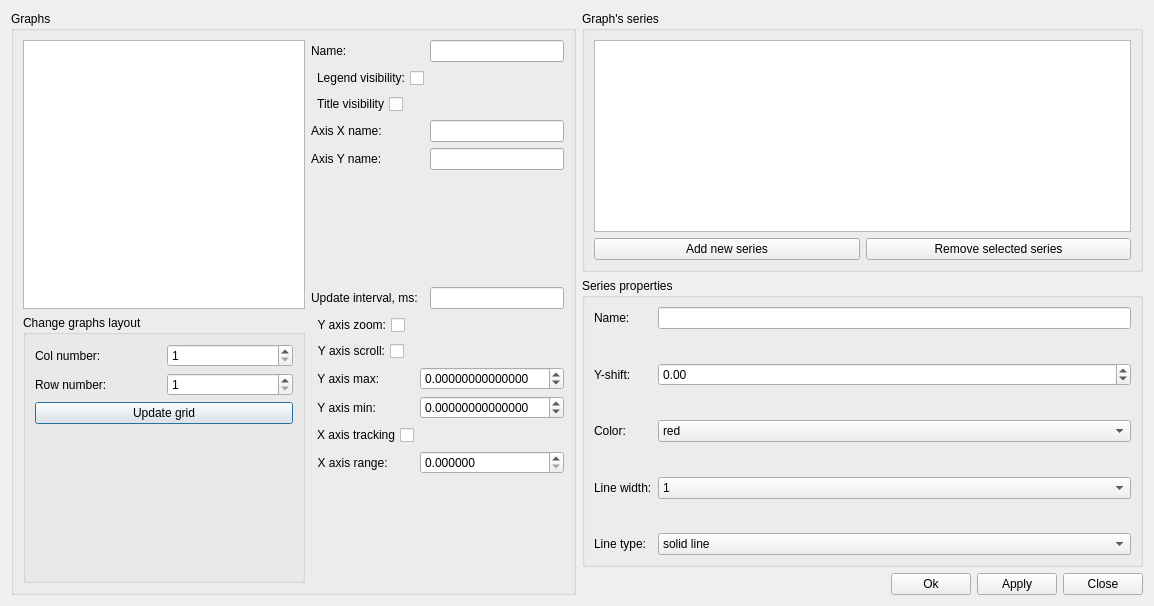
aicommunity/Rdk, file GUI/Qt/UWatchSeriesOption.ui: the form before one commit.
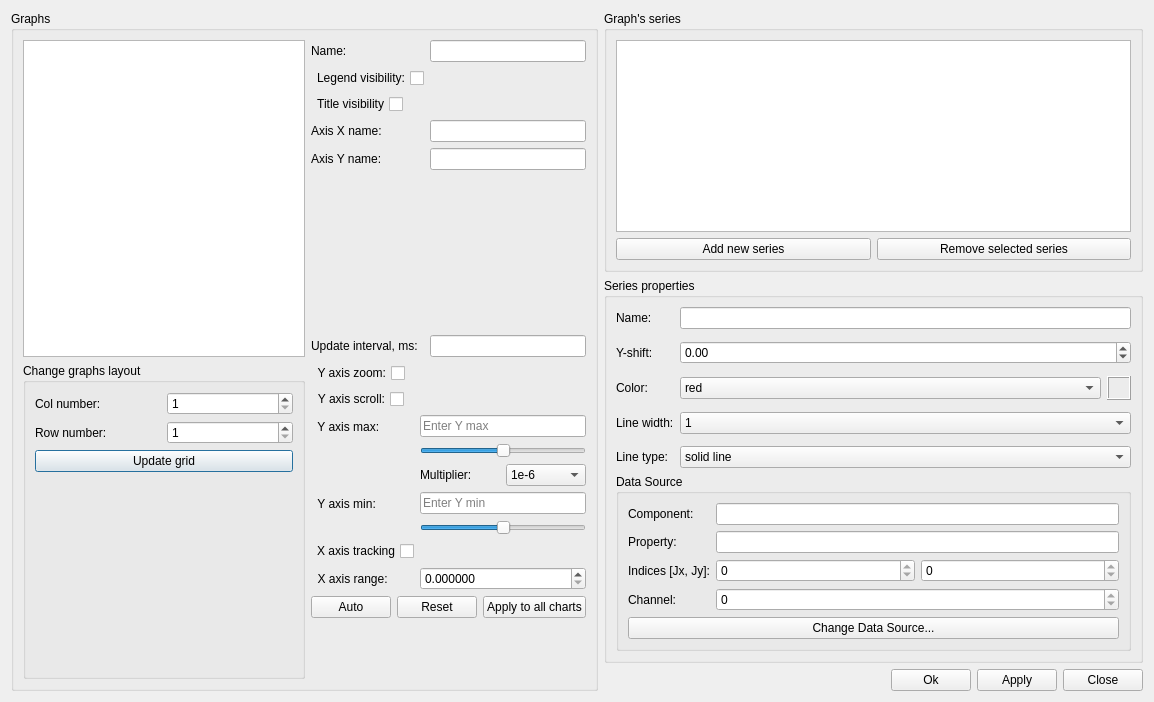
The form after the commit.

Commit message: Update series settings

The edit to the form file:
```diff
--- a/GUI/Qt/UWatchSeriesOption.ui
+++ b/GUI/Qt/UWatchSeriesOption.ui
@@ -243,31 +243,152 @@
           </property>
          </widget>
         </item>
+        <item row="6" column="0" colspan="2">
+         <layout class="QHBoxLayout" name="axisYButtonsLayout">
+          <item>
+           <widget class="QPushButton" name="axisAutoButton">
+            <property name="text">
+             <string>Auto</string>
+            </property>
+            <property name="toolTip">
+             <string>Fit Y axis to current data</string>
+            </property>
+           </widget>
+          </item>
+          <item>
+           <widget class="QPushButton" name="axisResetButton">
+            <property name="text">
+             <string>Reset</string>
+            </property>
+            <property name="toolTip">
+             <string>Restore initial Y axis range</string>
+            </property>
+           </widget>
+          </item>
+          <item>
+           <widget class="QPushButton" name="axisApplyAllButton">
+            <property name="text">
+             <string>Apply to all charts</string>
+            </property>
+            <property name="toolTip">
+             <string>Apply current Y axis range to all charts on this tab</string>
+            </property>
+           </widget>
+          </item>
+         </layout>
+        </item>
         <item row="2" column="1">
-         <widget class="QDoubleSpinBox" name="axisYmaxSB">
-          <property name="decimals">
-           <number>14</number>
-          </property>
-          <property name="minimum">
-           <double>-99999999999.000000000000000</double>
-          </property>
-          <property name="maximum">
-           <double>99999999999.000000000000000</double>
-          </property>
-         </widget>
+         <layout class="QVBoxLayout" name="axisYmaxLayout">
+          <item>
+           <widget class="QLineEdit" name="axisYmaxEdit">
+            <property name="placeholderText">
+             <string>Enter Y max</string>
+            </property>
+            <property name="toolTip">
+             <string>Type precise Y max value</string>
+            </property>
+           </widget>
+          </item>
+          <item>
+           <widget class="QSlider" name="axisYmaxSlider">
+            <property name="minimum">
+             <number>-10000</number>
+            </property>
+            <property name="maximum">
+             <number>10000</number>
+            </property>
+            <property name="orientation">
+             <enum>Qt::Horizontal</enum>
+            </property>
+            <property name="toolTip">
+             <string>Adjust Y max using slider</string>
+            </property>
+           </widget>
+          </item>
+          <item>
+           <layout class="QHBoxLayout" name="axisMultiplierLayout">
+            <item>
+             <widget class="QLabel" name="labelMultiplier">
+              <property name="text">
+               <string>Multiplier:</string>
+              </property>
+             </widget>
+            </item>
+            <item>
+             <widget class="QComboBox" name="axisYMultiplierCombo">
+              <property name="toolTip">
+               <string>Scaling factor for slider adjustments</string>
+              </property>
+              <item>
+               <property name="text">
+                <string>1e-6</string>
+               </property>
+              </item>
+              <item>
+               <property name="text">
+                <string>1e-4</string>
+               </property>
+              </item>
+              <item>
+               <property name="text">
+                <string>1e-2</string>
+               </property>
+              </item>
+              <item>
+               <property name="text">
+                <string>1</string>
+               </property>
+              </item>
+              <item>
+               <property name="text">
+                <string>10</string>
+               </property>
+              </item>
+              <item>
+               <property name="text">
+                <string>100</string>
+               </property>
+              </item>
+              <item>
+               <property name="text">
+                <string>1000</string>
+               </property>
+              </item>
+             </widget>
+            </item>
+           </layout>
+          </item>
+         </layout>
         </item>
         <item row="3" column="1">
-         <widget class="QDoubleSpinBox" name="axisYminSB">
-          <property name="decimals">
-           <number>14</number>
-          </property>
-          <property name="minimum">
-           <double>-99999999999.000000000000000</double>
-          </property>
-          <property name="maximum">
-           <double>99999999999.000000000000000</double>
-          </property>
-         </widget>
+         <layout class="QVBoxLayout" name="axisYminLayout">
+          <item>
+           <widget class="QLineEdit" name="axisYminEdit">
+            <property name="placeholderText">
+             <string>Enter Y min</string>
+            </property>
+            <property name="toolTip">
+             <string>Type precise Y min value</string>
+            </property>
+           </widget>
+          </item>
+          <item>
+           <widget class="QSlider" name="axisYminSlider">
+            <property name="minimum">
+             <number>-10000</number>
+            </property>
+            <property name="maximum">
+             <number>10000</number>
+            </property>
+            <property name="orientation">
+             <enum>Qt::Horizontal</enum>
+            </property>
+            <property name="toolTip">
+             <string>Adjust Y min using slider</string>
+            </property>
+           </widget>
+          </item>
+         </layout>
         </item>
        </layout>
       </item>
@@ -367,12 +488,14 @@
            </widget>
           </item>
           <item row="4" column="1">
-           <widget class="QComboBox" name="serieColor">
+           <layout class="QHBoxLayout" name="colorLayout">
             <item>
-             <property name="text">
-              <string>red</string>
-             </property>
-            </item>
+             <widget class="QComboBox" name="serieColor">
+              <item>
+               <property name="text">
+                <string>red</string>
+               </property>
+              </item>
             <item>
              <property name="text">
               <string>dark red</string>
@@ -449,6 +572,33 @@
              </property>
             </item>
            </widget>
+            </item>
+            <item>
+             <widget class="QLabel" name="serieColorPreview">
+              <property name="minimumSize">
+               <size>
+                <width>24</width>
+                <height>24</height>
+               </size>
+              </property>
+              <property name="maximumSize">
+               <size>
+                <width>24</width>
+                <height>24</height>
+               </size>
+              </property>
+              <property name="frameShape">
+               <enum>QFrame::Box</enum>
+              </property>
+              <property name="frameShadow">
+               <enum>QFrame::Raised</enum>
+              </property>
+              <property name="toolTip">
+               <string>Color preview</string>
+              </property>
+             </widget>
+            </item>
+           </layout>
           </item>
           <item row="5" column="0">
            <spacer name="verticalSpacer_2">
@@ -579,6 +729,128 @@
             <property name="maximum">
              <double>99999999999.000000000000000</double>
             </property>
+            <property name="toolTip">
+             <string>Vertical offset for the series data</string>
+            </property>
+           </widget>
+          </item>
+          <item row="9" column="0" colspan="2">
+           <widget class="QGroupBox" name="dataSourceGroupBox">
+            <property name="title">
+             <string>Data Source</string>
+            </property>
+            <layout class="QFormLayout" name="dataSourceLayout">
+             <item row="0" column="0">
+              <widget class="QLabel" name="labelComponent">
+               <property name="text">
+                <string>Component:</string>
+               </property>
+              </widget>
+             </item>
+             <item row="0" column="1">
+              <widget class="QLineEdit" name="serieComponentName">
+               <property name="readOnly">
+                <bool>true</bool>
+               </property>
+               <property name="toolTip">
+                <string>Component providing data for this series</string>
+               </property>
+              </widget>
+             </item>
+             <item row="1" column="0">
+              <widget class="QLabel" name="labelProperty">
+               <property name="text">
+                <string>Property:</string>
+               </property>
+              </widget>
+             </item>
+             <item row="1" column="1">
+              <widget class="QLineEdit" name="seriePropertyName">
+               <property name="readOnly">
+                <bool>true</bool>
+               </property>
+               <property name="toolTip">
+                <string>Property providing data for this series</string>
+               </property>
+              </widget>
+             </item>
+             <item row="2" column="0">
+              <widget class="QLabel" name="labelIndices">
+               <property name="text">
+                <string>Indices [Jx, Jy]:</string>
+               </property>
+              </widget>
+             </item>
+             <item row="2" column="1">
+              <layout class="QHBoxLayout" name="indicesLayout">
+               <item>
+                <widget class="QSpinBox" name="serieJx">
+                 <property name="readOnly">
+                  <bool>true</bool>
+                 </property>
+                 <property name="minimum">
+                  <number>0</number>
+                 </property>
+                 <property name="maximum">
+                  <number>9999</number>
+                 </property>
+                 <property name="toolTip">
+                  <string>X index for matrix property</string>
+                 </property>
+                </widget>
+               </item>
+               <item>
+                <widget class="QSpinBox" name="serieJy">
+                 <property name="readOnly">
+                  <bool>true</bool>
+                 </property>
+                 <property name="minimum">
+                  <number>0</number>
+                 </property>
+                 <property name="maximum">
+                  <number>9999</number>
+                 </property>
+                 <property name="toolTip">
+                  <string>Y index for matrix property</string>
+                 </property>
+                </widget>
+               </item>
+              </layout>
+             </item>
+             <item row="3" column="0">
+              <widget class="QLabel" name="labelChannel">
+               <property name="text">
+                <string>Channel:</string>
+               </property>
+              </widget>
+             </item>
+             <item row="3" column="1">
+              <widget class="QSpinBox" name="serieChannelIndex">
+               <property name="readOnly">
+                <bool>true</bool>
+               </property>
+               <property name="minimum">
+                <number>0</number>
+               </property>
+               <property name="maximum">
+                <number>99</number>
+               </property>
+               <property name="toolTip">
+                <string>Calculation channel index</string>
+               </property>
+              </widget>
+             </item>
+             <item row="4" column="0" colspan="2">
+              <widget class="QPushButton" name="changeDataSourceButton">
+               <property name="text">
+                <string>Change Data Source...</string>
+               </property>
+               <property name="toolTip">
+                <string>Change the component and property providing data for this series</string>
+               </property>
+              </widget>
+             </item>
+            </layout>
            </widget>
           </item>
          </layout>
```
Left out of the diff: 27 changed lines with no effect on the pictures. The commit also changes 3 other files.
